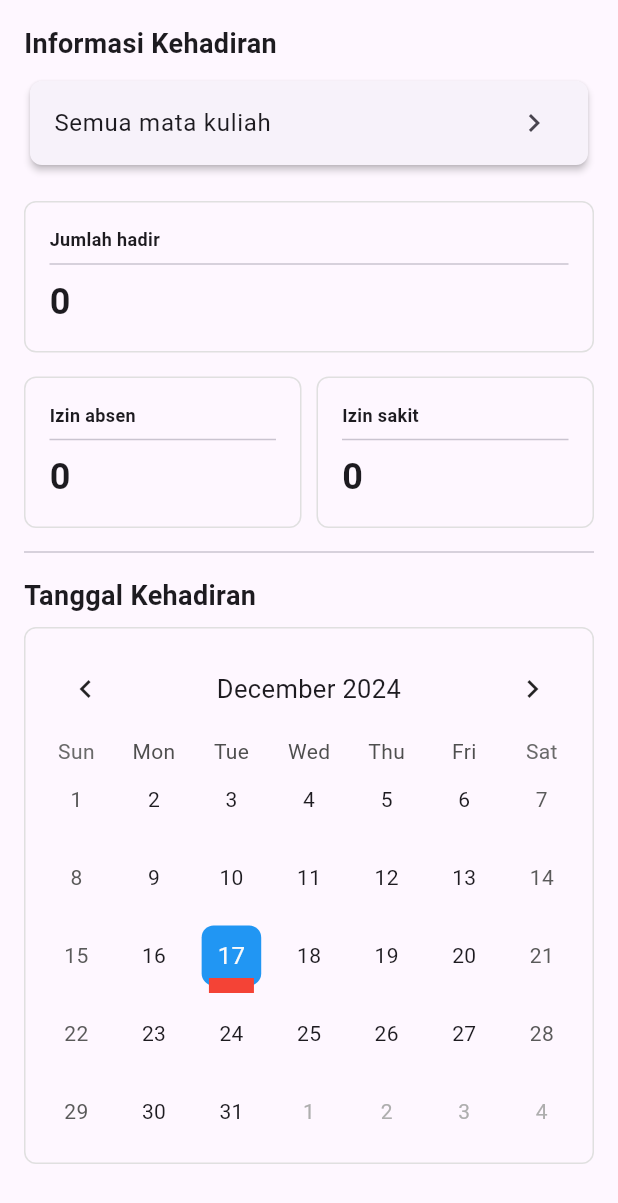
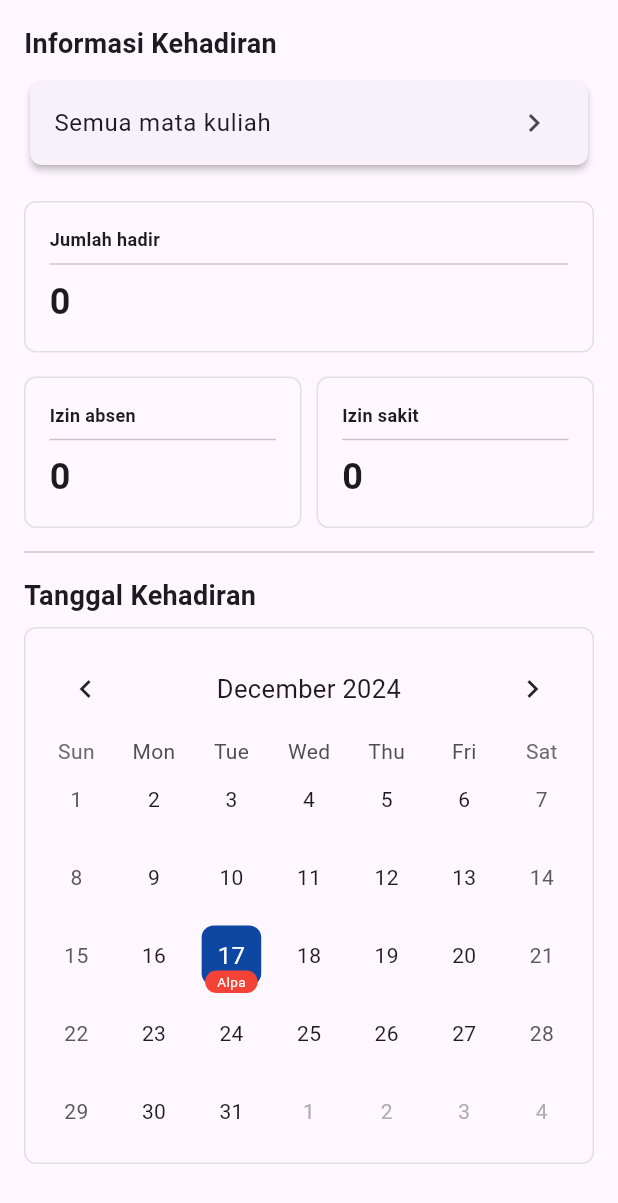
Before and after one commit to Deoca27/project-ontime, a Flutter app: the Kehadiran screen opened directly, on a phone screen of 412 x 824 dp. Shown: the top 1203 px of the screen. Run offline on Flutter 3.47's test engine with Material 3 defaults, Android fonts, the phone set to English and light mode, and no system bars; drawn by our look-alikes of table_calendar; our stand-ins replace cloud_firestore, firebase_auth, firebase_core, get; accounts and stored records are empty.

Commit message:
memperbagus tanda kehadiran di calendar

```diff
--- a/lib/app/modules/screens/kehadiran.dart
+++ b/lib/app/modules/screens/kehadiran.dart
@@ -93,18 +93,36 @@ class _KehadiranState extends State<Kehadiran> {
                         return Positioned(
                           bottom: 1,
                           child: Container(
-                            width: 30,
-                            height: 10,
+                            width: 35,
+                            height: 15,
+                            decoration: BoxDecoration(
                             color: Colors.green, // Warna kotak hijau jika true
+                            borderRadius: BorderRadius.circular(8), // Ujung melengkung
+                            ),
+                            child: Center(
+                              child: Text(
+                                'Hadir',  // Teks yang ingin ditampilkan
+                                style: TextStyle(color: Colors.white, fontSize: 9),
+                              ),
+                            ),
                           ),
                         );
                       } else {
                         return Positioned(
                           bottom: 1,
                           child: Container(
-                            width: 30,
-                            height: 10,
-                            color: Colors.red, // Warna kotak merah jika false
+                            width: 35,
+                            height: 15,
+                            decoration: BoxDecoration(
+                            color: Colors.red, // Warna kotak hijau jika true
+                            borderRadius: BorderRadius.circular(8), // Ujung melengkung
+                            ),
+                            child: Center(
+                              child: Text(
+                                'Alpa',  // Teks yang ingin ditampilkan
+                                style: TextStyle(color: Colors.white, fontSize: 9),
+                              ),
+                            ),
                           ),
                         );
                       }
@@ -115,7 +133,7 @@ class _KehadiranState extends State<Kehadiran> {
 
                 calendarStyle: CalendarStyle(
                   todayDecoration: BoxDecoration(
-                    color: Colors.blue,
+                    color: Colors.blue[900],
                     shape: BoxShape.rectangle,
                     borderRadius: BorderRadius.circular(8),
                   ),
```
